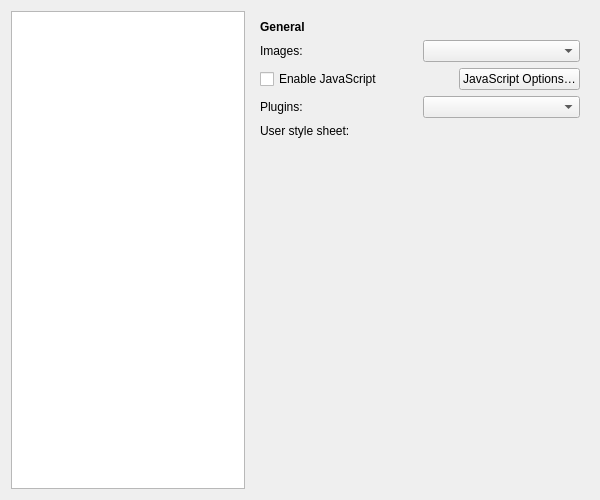
The window that src/ui/preferences/PreferencesAdvancedPageWidget.ui (OtterBrowser/otter-browser) describes before a commit, drawn with Qt 5.
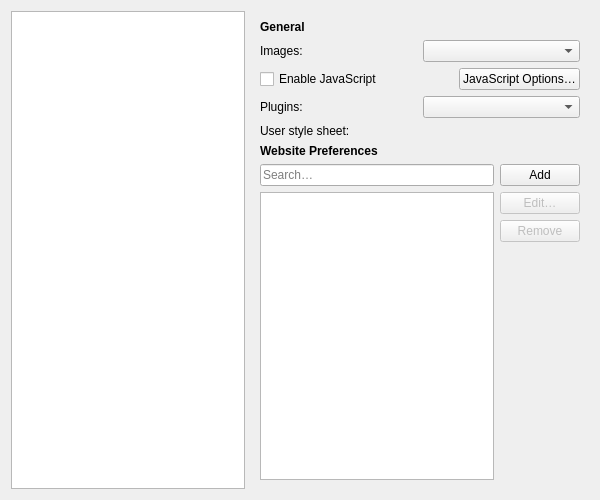
The same window after the commit. The open tabs and pages were chosen to show the change. Custom widgets are drawn as their Qt base class.

Commit message: Add list of hosts that have overrides

```diff
--- a/src/ui/preferences/PreferencesAdvancedPageWidget.ui
+++ b/src/ui/preferences/PreferencesAdvancedPageWidget.ui
@@ -371,7 +371,7 @@
       </layout>
      </widget>
      <widget class="QWidget" name="contentPage">
-      <layout class="QVBoxLayout" name="contentPageLayout" stretch="0,0,0,0,0,1">
+      <layout class="QVBoxLayout" name="contentLayout">
        <item>
         <widget class="QLabel" name="contentGeneralHeader">
          <property name="font">
@@ -452,17 +452,89 @@
         </layout>
        </item>
        <item>
-        <spacer name="advancedContentSpacer">
-         <property name="orientation">
-          <enum>Qt::Vertical</enum>
+        <widget class="QLabel" name="overridesHeader">
+         <property name="font">
+          <font>
+           <weight>75</weight>
+           <bold>true</bold>
+          </font>
          </property>
-         <property name="sizeHint" stdset="0">
-          <size>
-           <width>0</width>
-           <height>0</height>
-          </size>
+         <property name="text">
+          <string>Website Preferences</string>
          </property>
-        </spacer>
+        </widget>
+       </item>
+       <item>
+        <layout class="QHBoxLayout" name="contentOverridesLayout">
+         <item>
+          <layout class="QVBoxLayout" name="contentOverridesContentLayout">
+           <item>
+            <widget class="Otter::LineEditWidget" name="contentOverridesLineEditWidget">
+             <property name="placeholderText">
+              <string>Search…</string>
+             </property>
+            </widget>
+           </item>
+           <item>
+            <widget class="Otter::ItemViewWidget" name="contentOverridesItemView">
+             <property name="editTriggers">
+              <set>QAbstractItemView::NoEditTriggers</set>
+             </property>
+             <property name="alternatingRowColors">
+              <bool>true</bool>
+             </property>
+             <attribute name="headerDefaultSectionSize">
+              <number>250</number>
+             </attribute>
+            </widget>
+           </item>
+          </layout>
+         </item>
+         <item>
+          <layout class="QVBoxLayout" name="contentOverridesButtonsLayout" stretch="0,0,0,1">
+           <item>
+            <widget class="QPushButton" name="contentOverridesAddButton">
+             <property name="text">
+              <string>Add</string>
+             </property>
+            </widget>
+           </item>
+           <item>
+            <widget class="QPushButton" name="contentOverridesEditButton">
+             <property name="enabled">
+              <bool>false</bool>
+             </property>
+             <property name="text">
+              <string>Edit…</string>
+             </property>
+            </widget>
+           </item>
+           <item>
+            <widget class="QPushButton" name="contentOverridesRemoveButton">
+             <property name="enabled">
+              <bool>false</bool>
+             </property>
+             <property name="text">
+              <string>Remove</string>
+             </property>
+            </widget>
+           </item>
+           <item>
+            <spacer name="contentOverridesButtonsSpacer">
+             <property name="orientation">
+              <enum>Qt::Vertical</enum>
+             </property>
+             <property name="sizeHint" stdset="0">
+              <size>
+               <width>0</width>
+               <height>0</height>
+              </size>
+             </property>
+            </spacer>
+           </item>
+          </layout>
+         </item>
+        </layout>
        </item>
       </layout>
      </widget>
@@ -1443,9 +1515,9 @@
  </widget>
  <customwidgets>
   <customwidget>
-   <class>Otter::ItemViewWidget</class>
-   <extends>QTreeView</extends>
-   <header>src/ui/ItemViewWidget.h</header>
+   <class>Otter::ApplicationComboBoxWidget</class>
+   <extends>QComboBox</extends>
+   <header>src/ui/ApplicationComboBoxWidget.h</header>
   </customwidget>
   <customwidget>
    <class>Otter::FilePathWidget</class>
@@ -1454,9 +1526,14 @@
    <container>1</container>
   </customwidget>
   <customwidget>
-   <class>Otter::ApplicationComboBoxWidget</class>
-   <extends>QComboBox</extends>
-   <header>src/ui/ApplicationComboBoxWidget.h</header>
+   <class>Otter::ItemViewWidget</class>
+   <extends>QTreeView</extends>
+   <header>src/ui/ItemViewWidget.h</header>
+  </customwidget>
+  <customwidget>
+   <class>Otter::LineEditWidget</class>
+   <extends>QLineEdit</extends>
+   <header>src/ui/LineEditWidget.h</header>
   </customwidget>
  </customwidgets>
  <resources/>
```
Left out of the diff: 6 changed lines with no effect on the pictures.
